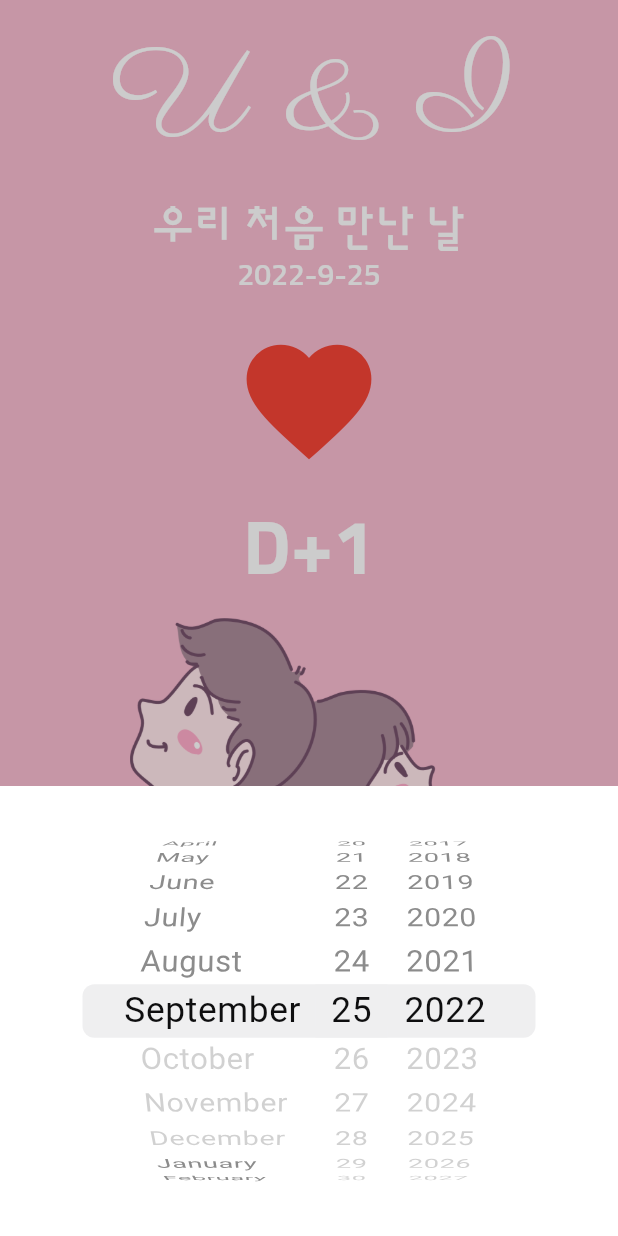
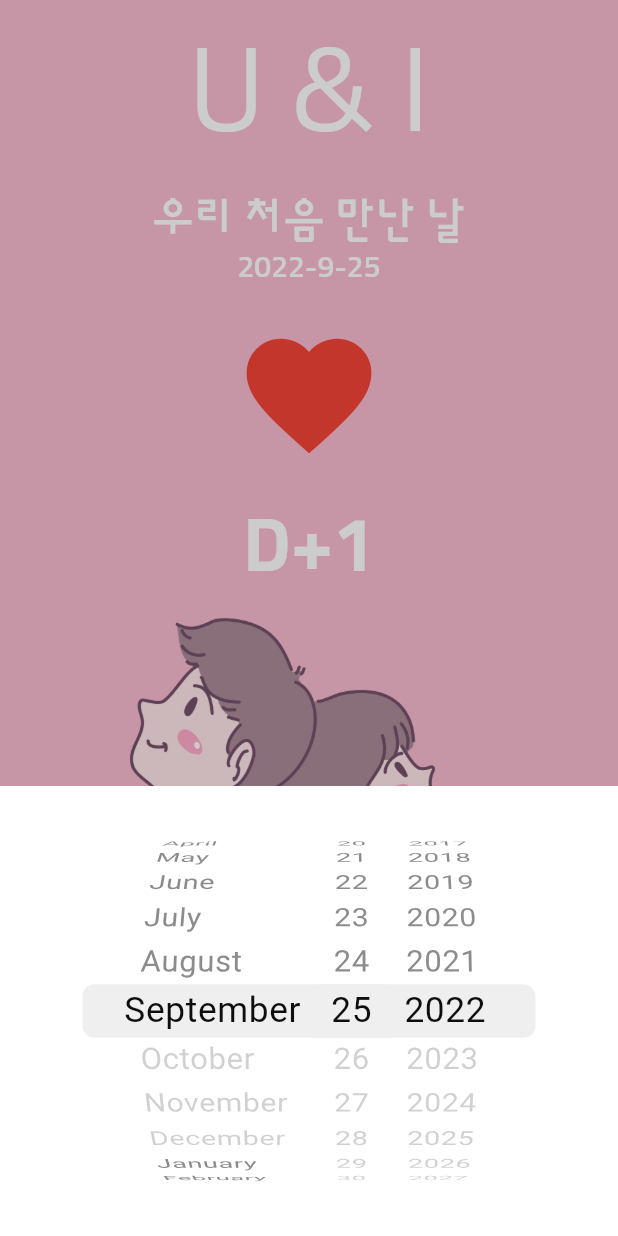
Before and after one commit to rookedsysc/Flutter-Study, a Flutter app: the screen it shows after launch, after a tap on the "favorite" icon, on a phone screen of 412 x 824 dp. Run offline on Flutter 3.47's test engine with Material 2 defaults, Android fonts, the phone set to English and light mode, and no system bars; our stand-ins replace webview_flutter.

Commit message:
main.dart에서 Theme 관리하기, of Constructor

```diff
--- a/flutterProject/u_and_i/lib/main.dart
+++ b/flutterProject/u_and_i/lib/main.dart
@@ -3,6 +3,28 @@ import 'package:u_and_i/screen/home_screen.dart';
 
 void main() {
   runApp(MaterialApp(
+    theme: ThemeData(
+      fontFamily: 'sunflower', // 기본 폰트 설정
+      textTheme: TextTheme(
+        headline1: TextStyle(
+          color: Colors.white,
+          fontSize: 80,
+        ),
+        headline2: TextStyle(
+          color: Colors.white,
+          fontSize: 50.0,
+          fontWeight: FontWeight.w700, // 텍스트 굵기
+        ),
+        bodyText1: TextStyle(
+          color: Colors.white,
+          fontSize: 30.0,
+        ),
+        bodyText2: TextStyle(
+          color: Colors.white,
+          fontSize: 20.0,
+        ),
+      ),
+    ),
     home: HomeScreen(),
   ));
 }
--- a/flutterProject/u_and_i/lib/screen/home_screen.dart
+++ b/flutterProject/u_and_i/lib/screen/home_screen.dart
@@ -83,7 +83,6 @@ class _HomeScreenState extends State<HomeScreen> {
 }
 
 class _TopPart extends StatelessWidget {
-  final DateTime now = DateTime.now();
   final DateTime selectedDate;
   final VoidCallback onPressed;
 
@@ -92,6 +91,12 @@ class _TopPart extends StatelessWidget {
 
   @override
   Widget build(BuildContext context) {
+    final DateTime now = DateTime.now();
+
+    // of라는 contructor를 사용하는 class들의 특징: Inherit Widget임.
+    // 가장 가까이 있는 인스턴스를 가져올 수 있음. ex) MediaQuery.of(context) >> 가장 가까이 있는 Media Query 인스턴스를 가져옴.
+    final theme = Theme.of(context); // 위젯 트리에서 가장 가까운 테마 인스턴스를 가져올 수 있음.
+    final textTheme = theme.textTheme;
     // 화면에 꽉 채움 Column 내부의 두 child를 Expanded로 감쌋기 때문에 50/50으로 감싸줌.
     // 여기서 Expanded를 넣는거랑 위에서 넣는거랑 다를바가 없음.
     return Expanded(
@@ -100,30 +105,18 @@ class _TopPart extends StatelessWidget {
         children: [
           Text(
             'U & I',
-            style: TextStyle(
-              color: Colors.white,
-              fontFamily: 'parisienne',
-              fontSize: 80,
-            ),
+            style: textTheme.headline1,
           ),
           // 우리 처음 만난 날 글자와 날짜의 간격이 다른 간격이랑 다르게 만들어주기 위해서 두 개를 또 하나의 Column으로 묶어줌.
           Column(
             children: [
               Text(
                 "우리 처음 만난 날",
-                style: TextStyle(
-                  color: Colors.white,
-                  fontFamily: 'sunflower',
-                  fontSize: 30.0,
-                ),
+                style: textTheme.bodyText1,
               ),
               Text(
                 '${selectedDate.year}-${selectedDate.month}-${selectedDate.day}',
-                style: TextStyle(
-                  color: Colors.white,
-                  fontFamily: 'sunflower',
-                  fontSize: 20.0,
-                ),
+                style: textTheme.bodyText2
               ),
             ],
           ),
@@ -142,12 +135,7 @@ class _TopPart extends StatelessWidget {
                   now.day,
                 ).difference(selectedDate).inDays + 1 // 현재 시간 - selectedDate + 1 (오늘부터 1일)
             }',
-            style: TextStyle(
-              color: Colors.white,
-              fontFamily: 'sunflower',
-              fontSize: 50.0,
-              fontWeight: FontWeight.w700, // 텍스트 굵기
-            ),
+            style: textTheme.headline2,
           ),
         ],
       ),
```
